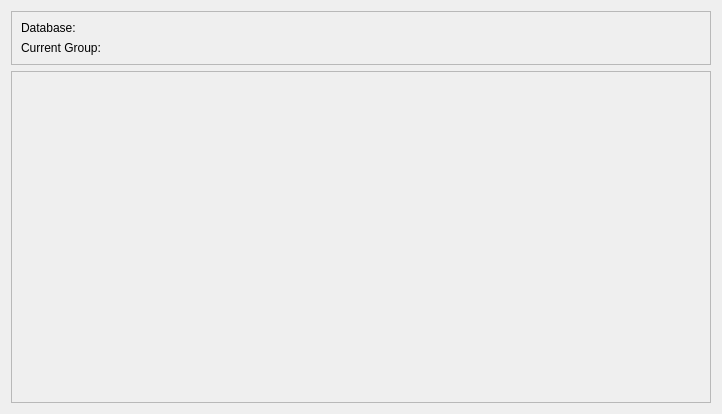
iatanasov77/qvocabulary, file Forms/VocabularyWidget.ui: the form before one commit.
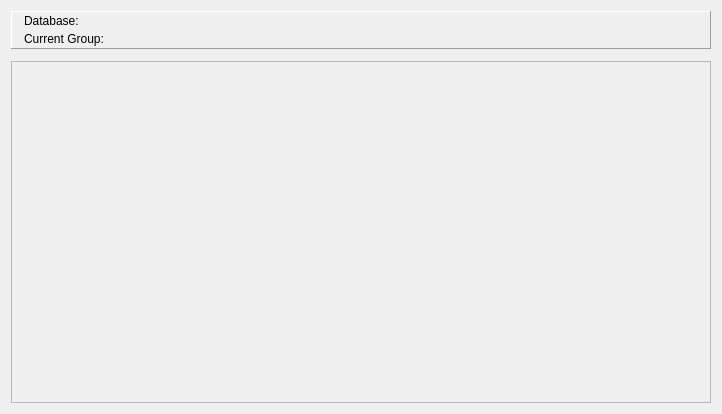
The form after the commit.

Commit message: Adjust Layout Margins.

```diff
--- a/Forms/VocabularyWidget.ui
+++ b/Forms/VocabularyWidget.ui
@@ -16,6 +16,9 @@
   <layout class="QVBoxLayout" name="verticalLayout_2">
    <item>
     <layout class="QVBoxLayout" name="verticalLayout">
+     <property name="spacing">
+      <number>12</number>
+     </property>
      <item>
       <widget class="QFrame" name="frame">
        <property name="sizePolicy">
@@ -24,15 +27,39 @@
          <verstretch>1</verstretch>
         </sizepolicy>
        </property>
+       <property name="styleSheet">
+        <string notr="true"/>
+       </property>
        <property name="frameShape">
-        <enum>QFrame::StyledPanel</enum>
+        <enum>QFrame::Panel</enum>
        </property>
        <property name="frameShadow">
         <enum>QFrame::Raised</enum>
        </property>
+       <property name="lineWidth">
+        <number>1</number>
+       </property>
        <layout class="QVBoxLayout" name="verticalLayout_4">
+        <property name="spacing">
+         <number>0</number>
+        </property>
+        <property name="leftMargin">
+         <number>0</number>
+        </property>
+        <property name="topMargin">
+         <number>0</number>
+        </property>
+        <property name="rightMargin">
+         <number>0</number>
+        </property>
+        <property name="bottomMargin">
+         <number>0</number>
+        </property>
         <item>
          <layout class="QHBoxLayout" name="horizontalLayout_2">
+          <property name="leftMargin">
+           <number>12</number>
+          </property>
           <item>
            <widget class="QLabel" name="databaseLabel">
             <property name="sizePolicy">
@@ -63,6 +90,9 @@
         </item>
         <item>
          <layout class="QHBoxLayout" name="horizontalLayout_3">
+          <property name="leftMargin">
+           <number>12</number>
+          </property>
           <item>
            <widget class="QLabel" name="groupLabel">
             <property name="sizePolicy">
@@ -109,8 +139,24 @@
         <enum>QFrame::Raised</enum>
        </property>
        <layout class="QVBoxLayout" name="verticalLayout_3">
+        <property name="leftMargin">
+         <number>0</number>
+        </property>
+        <property name="topMargin">
+         <number>0</number>
+        </property>
+        <property name="rightMargin">
+         <number>0</number>
+        </property>
+        <property name="bottomMargin">
+         <number>0</number>
+        </property>
         <item>
-         <layout class="QHBoxLayout" name="horizontalLayout"/>
+         <layout class="QHBoxLayout" name="horizontalLayout">
+          <property name="spacing">
+           <number>0</number>
+          </property>
+         </layout>
         </item>
        </layout>
       </widget>
```
The commit also changes 5 other files.
